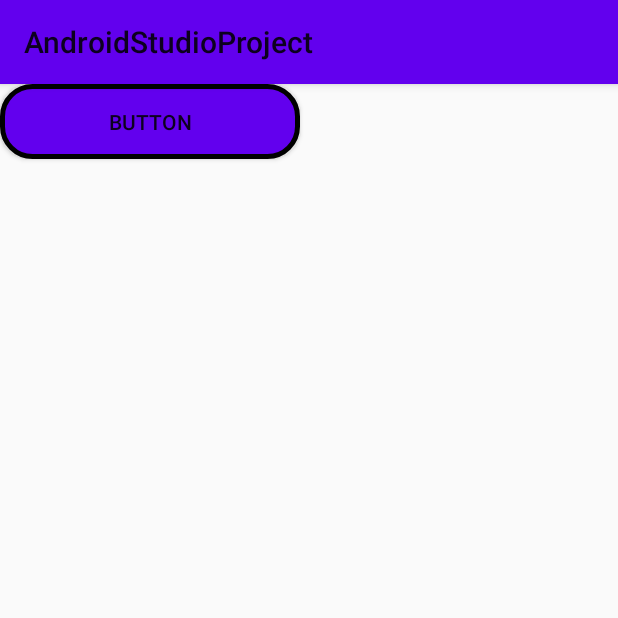
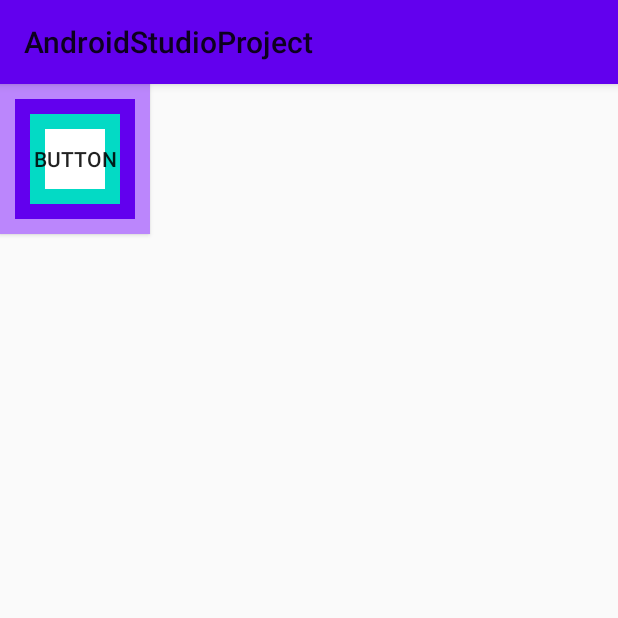
Before and after one commit to leedy3838/SWP, an Android app: the screen it shows after launch (MainActivity), on a phone screen of 412 x 824 dp, the top half of it. Run offline under Robolectric (Android 15) with nearby library versions, the phone set to English and light mode, and no system bars.

Commit message:
layer-list 활용

```diff
--- a/app/build.gradle
+++ b/app/build.gradle
@@ -11,7 +11,7 @@ android {
 
     defaultConfig {
         applicationId "com.example.androidstudioproject"
-        minSdk 22
+        minSdk 23
         targetSdk 32
         versionCode 1
         versionName "1.0"
--- /dev/null
+++ b/app/src/main/res/drawable/layer_list_practice.xml
@@ -0,0 +1,26 @@
+<?xml version="1.0" encoding="utf-8"?>
+<layer-list xmlns:android="http://schemas.android.com/apk/res/android">
+    <item android:height="100dp" android:width="100dp">
+        <shape>
+            <solid android:color="@color/purple_200" />
+        </shape>
+    </item>
+
+    <item android:height="80dp" android:width="80dp" android:gravity="center">
+        <shape>
+            <solid android:color="@color/purple_500"/>
+        </shape>
+    </item>
+
+    <item android:height="60dp" android:width="60dp" android:gravity="center">
+        <shape>
+            <solid android:color="@color/teal_200"/>
+        </shape>
+    </item>
+
+    <item android:height="40dp" android:width="40dp" android:gravity="center">
+        <shape>
+            <solid android:color="@color/white"/>
+        </shape>
+    </item>
+</layer-list>
--- a/app/src/main/res/layout/activity_main.xml
+++ b/app/src/main/res/layout/activity_main.xml
@@ -10,7 +10,7 @@
         android:id="@+id/Btn1"
         android:layout_width="wrap_content"
         android:layout_height="wrap_content"
-        android:background="@drawable/selector_practice"
+        android:background="@drawable/layer_list_practice"
         android:text="Button"
         />
 
```
